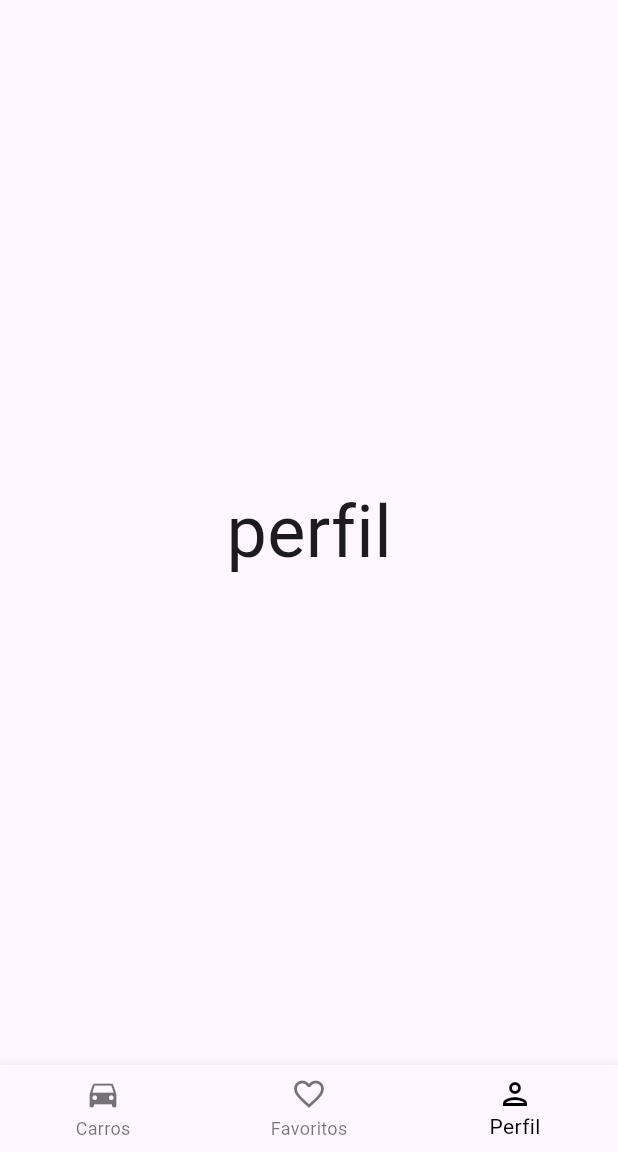
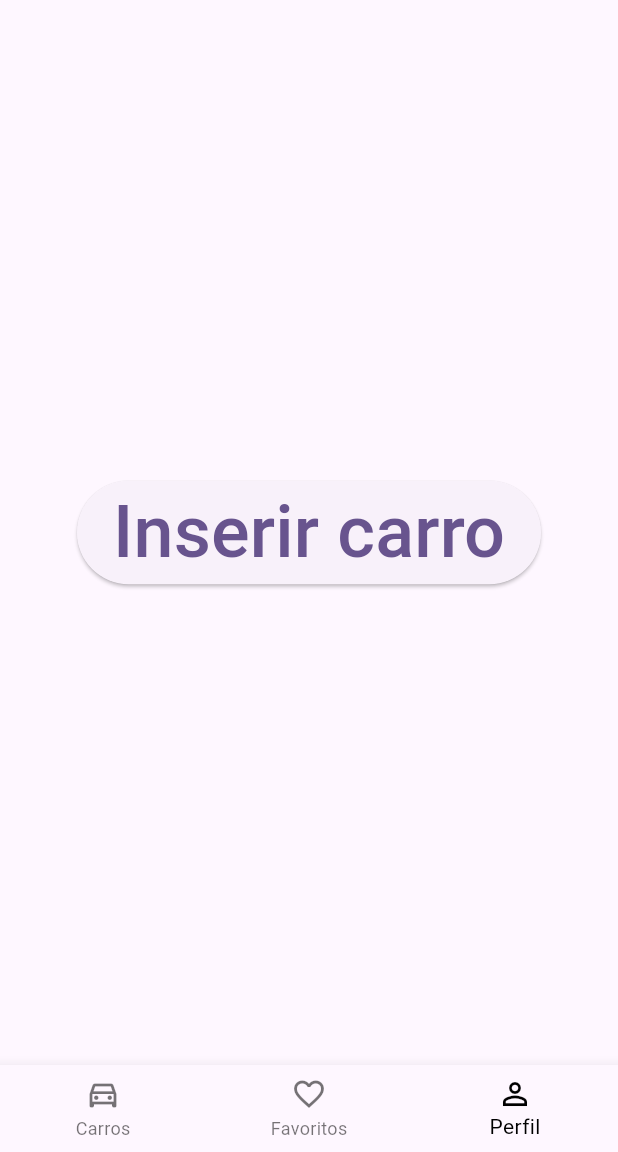
Before and after one commit to EvertuN/infocar, a Flutter app: the screen it shows after launch, item 3 of the bottom bar chosen, on a phone screen of 412 x 824 dp, the part 84-1236 px from its top. Run offline on Flutter 3.47's test engine with Material 2 defaults, Android fonts, the phone set to English and light mode, and no system bars.

```diff
--- a/lib/main.dart
+++ b/lib/main.dart
@@ -1,13 +1,23 @@
 import 'package:flutter/material.dart';
+import 'package:infocar/models/favoritos_carros.dart';
 import 'package:infocar/pages/carros.dart';
-//este é um projeto feito na materia de Programação Mobile I
+import 'package:infocar/pages/favoritos.dart';
+import 'package:infocar/pages/perfil.dart';
+import 'package:provider/provider.dart';
+
 void main() {
-  runApp(const MyApp());
+  runApp(
+    ChangeNotifierProvider(
+      create: ((context) => FavoritosCarros()),
+      child: const MyApp(),
+    ),
+  );
 }
 
 class MyApp extends StatelessWidget {
   const MyApp({super.key});
 
+  // This widget is the root of your application.
   @override
   Widget build(BuildContext context) {
     return MaterialApp(
@@ -33,16 +43,11 @@ class MyHomePage extends StatefulWidget {
 
 class _MyHomePageState extends State<MyHomePage> {
   int _selectedIndex = 0;
-  List<Widget> pages = [
+  List<Widget> pages = const [
+    // Substituir pelas páginas do app (o widget correspondente)
     PageCar(),
-    Text(
-      "favoritos",
-      style: TextStyle(fontSize: 48),
-    ),
-    Text(
-      "perfil",
-      style: TextStyle(fontSize: 48),
-    ),
+    PageFavoritos(),
+    PagePerfil(),
   ];
 
   void _changeIndex(int value) {
@@ -71,7 +76,7 @@ class _MyHomePageState extends State<MyHomePage> {
       bottomNavigationBar: BottomNavigationBar(
         items: const [
           BottomNavigationBarItem(
-            icon: Icon(Icons.directions_car),
+            icon: Icon(Icons.directions_car_outlined),
             label: 'Carros',
           ),
           BottomNavigationBarItem(
@@ -79,7 +84,7 @@ class _MyHomePageState extends State<MyHomePage> {
             label: 'Favoritos',
           ),
           BottomNavigationBarItem(
-            icon: Icon(Icons.person_outlined),
+            icon: Icon(Icons.person_outline),
             label: 'Perfil',
           ),
         ],
--- /dev/null
+++ b/lib/models/carro.dart
@@ -0,0 +1,15 @@
+class Carro {
+  String modelo;
+  String marca;
+  double valor;
+  String descricao;
+  String imgUrl;
+
+  Carro({
+    required this.modelo,
+    required this.marca,
+    required this.valor,
+    required this.descricao,
+    required this.imgUrl,
+  });
+}
--- /dev/null
+++ b/lib/models/favoritos_carros.dart
@@ -0,0 +1,15 @@
+import 'dart:collection';
+
+import 'package:flutter/material.dart';
+import 'package:infocar/models/carro.dart';
+
+class FavoritosCarros extends ChangeNotifier {
+  final List<Carro> _carros = [];
+
+  UnmodifiableListView<Carro> get carros => UnmodifiableListView(_carros);
+
+  void add(Carro carro) {
+    _carros.add(carro);
+    notifyListeners();
+  }
+}
--- /dev/null
+++ b/lib/pages/perfil.dart
@@ -0,0 +1,33 @@
+import 'package:flutter/material.dart';
+import 'package:infocar/models/carro.dart';
+import 'package:infocar/models/favoritos_carros.dart';
+import 'package:provider/provider.dart';
+
+class PagePerfil extends StatefulWidget {
+  const PagePerfil({super.key});
+
+  @override
+  State<PagePerfil> createState() => _PagePerfilState();
+}
+
+class _PagePerfilState extends State<PagePerfil> {
+  @override
+  Widget build(BuildContext context) {
+    return ElevatedButton(
+      onPressed: () {
+        Carro carro = Carro(
+          modelo: "Onix",
+          marca: "Chevrolet",
+          valor: 90000,
+          descricao: "Onix Hatch 2023",
+          imgUrl: "12345",
+        );
+        Provider.of<FavoritosCarros>(context, listen: false).add(carro);
+      },
+      child: Text(
+        "Inserir carro",
+        style: TextStyle(fontSize: 48),
+      ),
+    );
+  }
+}
--- a/pubspec.yaml
+++ b/pubspec.yaml
@@ -35,6 +35,7 @@ dependencies:
   # The following adds the Cupertino Icons font to your application.
   # Use with the CupertinoIcons class for iOS style icons.
   cupertino_icons: ^1.0.2
+  provider: ^6.1.1
 
 dev_dependencies:
   flutter_test:
```
Also changed, not shown: lib/pages/carros.dart (+16 -100 lines), lib/pages/favoritos.dart (added, +24 -0 lines), lib/pages/widgets/carros_disponiveis.dart (added, +34 -0 lines), lib/pages/widgets/mais_acessados.dart (added, +66 -0 lines), lib/pages/widgets/marcas.dart (added, +87 -0 lines), pubspec.lock.
